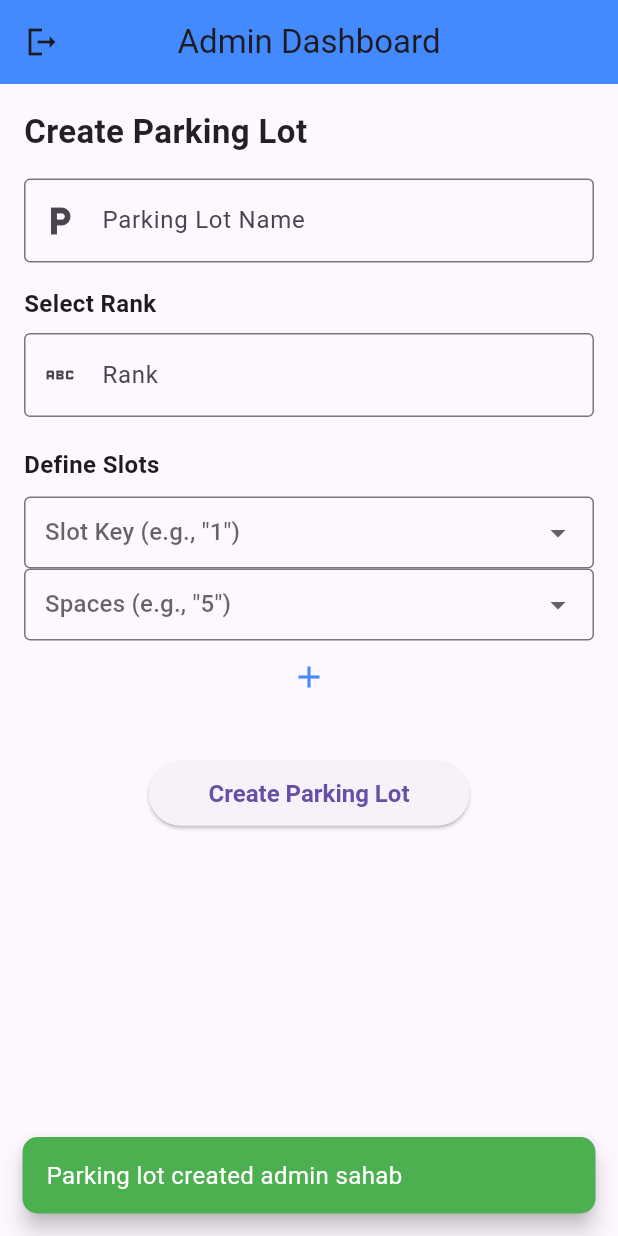
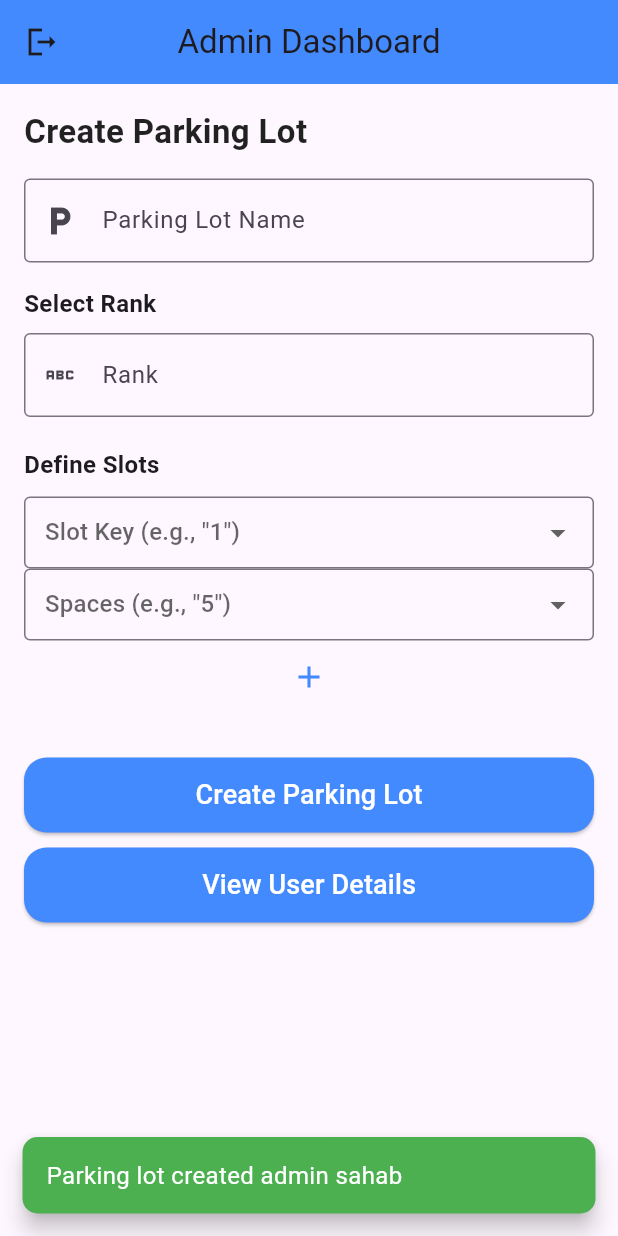
Before and after one commit to syedaleez/parking_system, a Flutter app: the AdminHome screen opened by its route, after a tap on "Create Parking Lot", on a phone screen of 412 x 824 dp. Run offline on Flutter 3.47's test engine with Material 3 defaults, Android fonts, the light colour scheme and no system bars; our stand-ins replace cloud_firestore, firebase_auth, firebase_core, flutter_bloc, google_sign_in, shared_preferences; accounts and stored records are empty.

Commit message:
user profile design and some work in booked slots

```diff
--- a/lib/cubit/admin_cubit.dart
+++ b/lib/cubit/admin_cubit.dart
@@ -26,6 +26,7 @@ class AdminCubit extends Cubit<AdminState> {
     if (name.isEmpty || rank <= 0 || nSlotsKey.isEmpty) {
       emit(ParkingLotCreationFailure(
           'All fields are required, and rank must be positive.'));
+      print("All fields are reuired");
       return;
     }
 
@@ -35,8 +36,13 @@ class AdminCubit extends Cubit<AdminState> {
     try {
       await adminRepository.createParkingLot(parkingLot);
       emit(ParkingLotCreated());
+      print("parking lot createdddddddddddddddddddddd");
     } catch (e) {
-      emit(ParkingLotCreationFailure(e.toString()));
+      emit(ParkingLotCreationFailure(
+
+          //  print("faileddddddddddddddd");
+          e.toString()));
+      print("failedddddddddddddd");
     }
   }
 }
--- a/lib/screens/dashboard/admin_home.dart
+++ b/lib/screens/dashboard/admin_home.dart
@@ -1,5 +1,6 @@
 import 'package:flutter/material.dart';
 import 'package:flutter_bloc/flutter_bloc.dart';
+import 'package:parking_system/screens/custom_widges/custom_elevatedButton.dart';
 import 'package:parking_system/screens/custom_widges/custom_snackbar.dart';
 import 'package:parking_system/screens/custom_widges/custom_textfield.dart';
 import '../../cubit/admin_cubit.dart';
@@ -189,13 +190,6 @@ class _AdminHomeState extends State<AdminHome> {
                 style: TextStyle(fontSize: 16, fontWeight: FontWeight.w600),
               ),
               SizedBox(height: 8),
-              // _buildDropdown(
-              //   hint: 'Select Rank',
-              //   items: List.generate(10, (index) => (index + 1).toString()),
-              //   onSelected: (value) {
-              //     _rankController.text = value ?? '';
-              //   },
-              // ),
 
               _buildTextField(
                 controller: _rankController,
@@ -271,26 +265,37 @@ class _AdminHomeState extends State<AdminHome> {
                 ),
               SizedBox(height: 20),
 
-              // Create Parking Lot Button
               Center(
-                child: ElevatedButton(
+                  // child: ElevatedButton(
+                  //   onPressed: () {
+                  //     final name = _nameController.text;
+                  //     final rank = int.tryParse(_rankController.text) ?? 0;
+
+                  //     context
+                  //         .read<AdminCubit>()
+                  //         .createParkingLot(name, rank, _slotMap);
+
+                  //     // CustomSnackBar.show(
+                  //     //     context: context,
+                  //     //     message: 'Parking lot created admin sahab');
+
+                  //     setState(() {
+                  //       _rankController.clear();
+                  //       _nameController.clear();
+                  //       _slotKeyController.clear();
+                  //       _slotMap.clear();
+                  //     });
+                  //   },
+                  //   style: ElevatedButton.styleFrom(
+                  //     iconColor: Colors.blueAccent,
+                  //     padding: EdgeInsets.symmetric(horizontal: 40, vertical: 12),
+                  //     textStyle:
+                  //         TextStyle(fontSize: 16, fontWeight: FontWeight.bold),
+                  //   ),
+                  //   child: const Text('Create Parking Lot'),
+                  // ),
+                  child: CustomElevatedButton(
                 onPressed: () {
-                    // final name = _nameController.text;
-                    // final rank = int.tryParse(_rankController.text) ?? 0;
-
-                    // if (name.isNotEmpty && rank > 0 && slotsMap.isNotEmpty) {
-                    //   // Replace with cubit function call to create parking lot
-                    //   print(
-                    //       'Parking Lot Created: $name, Rank: $rank, Slots: $slotsMap');
-                    // } else {
-                    //   ScaffoldMessenger.of(context).showSnackBar(
-                    //     SnackBar(
-                    //       content: Text('Please fill all required fields'),
-                    //       backgroundColor: Colors.red,
-                    //     ),
-                    //   );
-                    // }
-
                   final name = _nameController.text;
                   final rank = int.tryParse(_rankController.text) ?? 0;
 
@@ -302,20 +307,19 @@ class _AdminHomeState extends State<AdminHome> {
                       context: context,
                       message: 'Parking lot created admin sahab');
 
-                    _rankController.clear();
-                    _nameController.clear();
-                    _slotKeyController.clear();
-                    _slotMap.clear();
+                  // setState(() {
+                  //   _rankController.clear();
+                  //   _nameController.clear();
+                  //   _slotKeyController.clear();
+                  //   _slotMap.clear();
+                  // });
                 },
-                  child: Text('Create Parking Lot'),
-                  style: ElevatedButton.styleFrom(
-                    iconColor: Colors.blueAccent,
-                    padding: EdgeInsets.symmetric(horizontal: 40, vertical: 12),
-                    textStyle:
-                        TextStyle(fontSize: 16, fontWeight: FontWeight.bold),
+                text: "Create Parking Lot",
+              )),
+              SizedBox(
+                height: 10,
               ),
-                ),
-              ),
+              CustomElevatedButton(onPressed: () {}, text: "View User Details"),
             ],
           ),
         ),
@@ -323,7 +327,7 @@ class _AdminHomeState extends State<AdminHome> {
     );
   }
 
-  // Helper Method to Build TextField
+  // Helper method to biolt TextField
   Widget _buildTextField(
       {required TextEditingController controller,
       required String label,
@@ -345,7 +349,7 @@ class _AdminHomeState extends State<AdminHome> {
     required ValueChanged<String?> onSelected,
   }) {
     return DropdownButtonFormField<String>(
-      decoration: InputDecoration(
+      decoration: const InputDecoration(
         border: OutlineInputBorder(),
         contentPadding: EdgeInsets.symmetric(vertical: 12, horizontal: 10),
       ),
```
Also changed, not shown: lib/cubit/parking_cubit.dart (+73 -1 lines), lib/screens/dashboard/navBar/homeTab.dart (+39 -0 lines), lib/screens/dashboard/navBar/user_profile_tab.dart (+97 -53 lines). Lines whose indentation alone changed are shown as unchanged.
